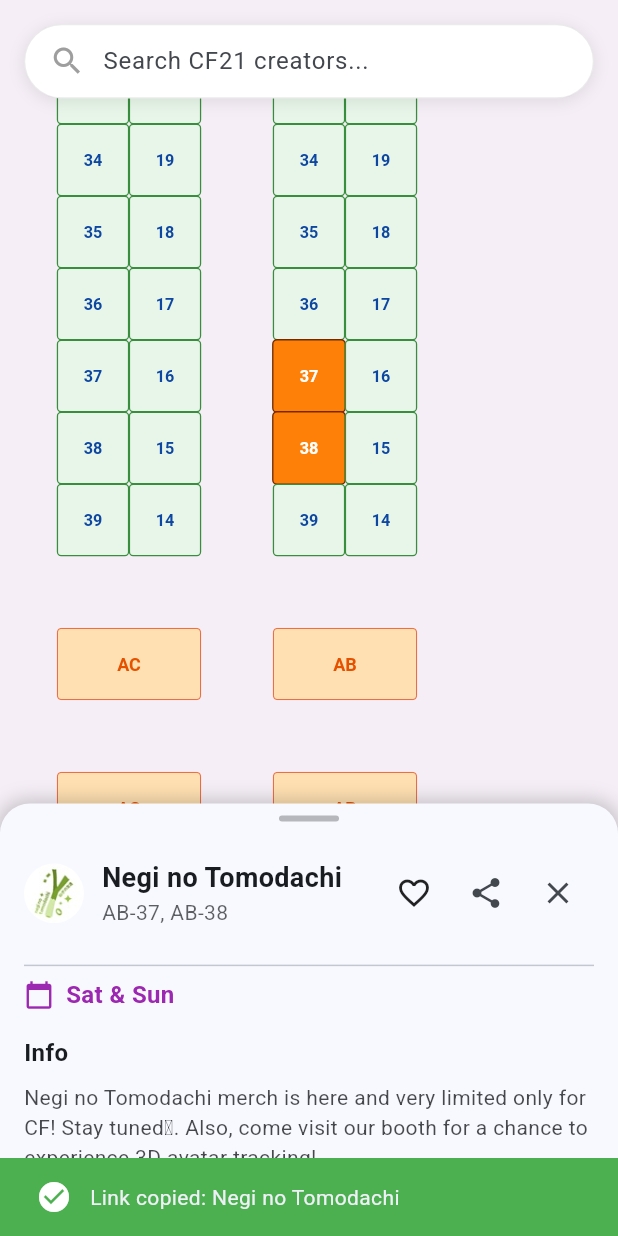
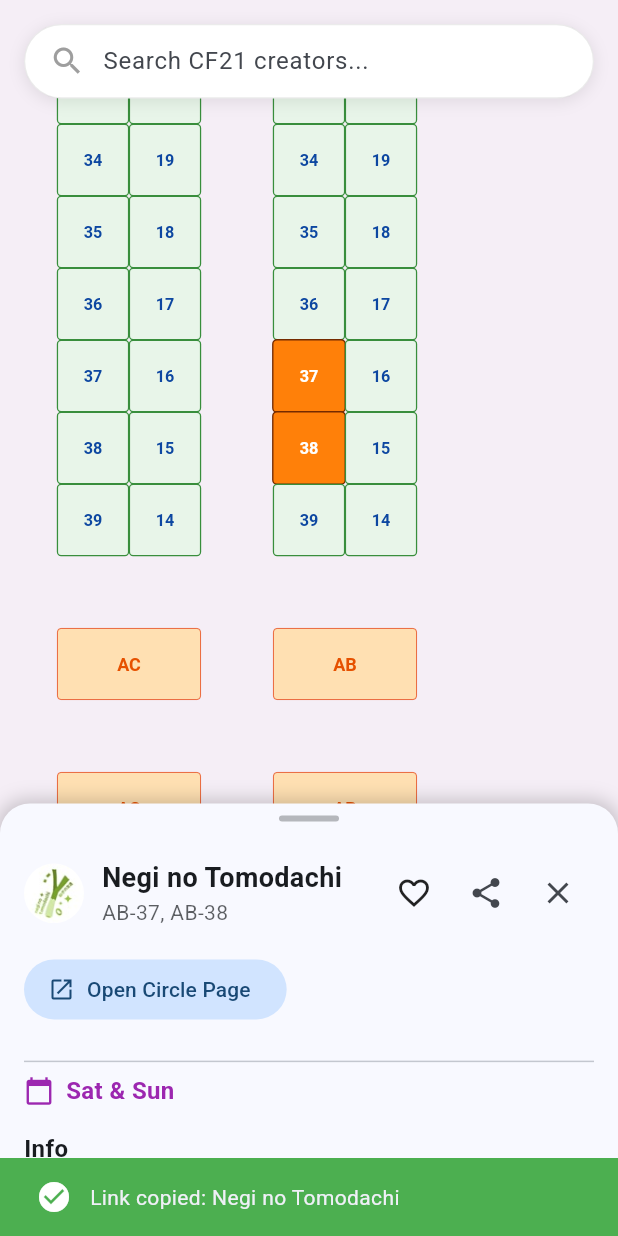
Before and after one commit to mentegago/cf21-map, a Flutter app: the screen it shows after launch, after a tap on "Search CF21 creators...", after a tap on "Negi no Tomodachi", after a tap on the "share" icon, on a phone screen of 412 x 824 dp. Run offline on Flutter 3.47's test engine with Material 3 defaults, Android fonts, the light colour scheme and no system bars; our stand-ins replace flutter_svg, shared_preferences; missing offline and left inert: dart:html; network calls fail.

Commit message:
Add more booth informations, added circle page link

```diff
--- a/lib/models/creator.dart
+++ b/lib/models/creator.dart
@@ -27,26 +27,39 @@ class CreatorUrl {
 }
 
 class Creator {
+  final int id;
+  final String userId;
   final String name;
   final List<String> booths;
   final String day;
   final String? profileImage;
   final List<CreatorInformation> informations;
   final List<CreatorUrl> urls;
+  final List<String> worksType;
+  final List<String> fandoms;
 
   Creator({
+    required this.id,
+    required this.userId,
     required this.name,
     required this.booths,
     required this.day,
     this.profileImage,
     this.informations = const [],
     this.urls = const [],
+    this.worksType = const [],
+    this.fandoms = const [],
   });
 
   factory Creator.fromJson(Map<String, dynamic> json) {
     final infosJson = (json['informations'] as List?) ?? const [];
     final urlsJson = (json['urls'] as List?) ?? const [];
+    final worksTypeJson = (json['works_type'] as List?) ?? const [];
+    final fandomsJson = (json['fandoms'] as List?) ?? const [];
+
     return Creator(
+      id: json['id'] as int,
+      userId: json['user_id'] as String,
       name: json['name'] as String,
       booths: (json['booths'] as List<dynamic>).map((e) => e.toString()).toList(),
       day: json['day'] as String,
@@ -59,6 +72,8 @@ class Creator {
           .whereType<Map<String, dynamic>>()
           .map((e) => CreatorUrl.fromJson(e))
           .toList(),
+      worksType: worksTypeJson.map((e) => e.toString()).toList(),
+      fandoms: fandomsJson.map((e) => e.toString()).toList(),
     );
   }
 
@@ -76,4 +91,8 @@ class Creator {
   }
 
   String get boothsDisplay => booths.join(', ');
+
+  String get worksTypeDisplay => worksType.join(', ');
+
+  String get fandomsDisplay => fandoms.join(', ');
 }
--- a/lib/services/map_parser.dart
+++ b/lib/services/map_parser.dart
@@ -74,7 +74,7 @@ class MapParser {
   }
 
   static Future<List<Creator>> loadCreatorData() async {
-    final jsonString = await rootBundle.loadString('data/creator-data.json');
+    final jsonString = await rootBundle.loadString('data/creator-data-initial.json');
     final dynamic jsonData = json.decode(jsonString);
 
     // Only handle new JSON structure with version and creators array, and sort by name
--- a/lib/widgets/creator_detail_content.dart
+++ b/lib/widgets/creator_detail_content.dart
@@ -73,6 +73,22 @@ class CreatorDetailContent extends StatelessWidget {
           ),
 
           const SizedBox(height: 16),
+
+          ElevatedButton.icon(
+            icon: const Icon(Icons.open_in_new),
+            label: const Text('Open Circle Page'),
+            style: ElevatedButton.styleFrom(
+              backgroundColor: theme.colorScheme.primaryContainer,
+              foregroundColor: theme.colorScheme.onPrimaryContainer,
+              elevation: 0,
+            ),
+            onPressed: () {
+              final url = 'https://catalog.comifuro.net/circle/${creator.id}';
+              launchUrl(Uri.parse(url), mode: LaunchMode.externalApplication);
+            },
+          ),
+
+          const SizedBox(height: 16),
           const Divider(),
 
           // Event day
@@ -129,7 +145,9 @@ class CreatorDetailContent extends StatelessWidget {
               spacing: 8,
               runSpacing: 8,
               children: creator.urls.map((link) {
-                return ActionChip(
+                return Tooltip(
+                  message: link.url,
+                  child: ActionChip(
                     avatar: const Icon(Icons.link, size: 18),
                     label: Text(link.title.isNotEmpty ? link.title : link.url),
                     onPressed: () {
@@ -139,10 +157,59 @@ class CreatorDetailContent extends StatelessWidget {
                     },
                     backgroundColor: theme.colorScheme.primaryContainer,
                     side: BorderSide(color: theme.colorScheme.primary),
+                  ),
                 );
               }).toList(),
             ),
-            const SizedBox(height: 16),
+            const SizedBox(height: 18),
+          ],
+
+          // Fandom
+          if (creator.fandoms.isNotEmpty) ...[
+            Text(
+              'Fandom${creator.fandoms.length > 1 ? 's' : ''}',
+              style: const TextStyle(
+                fontSize: 16,
+                fontWeight: FontWeight.bold,
+              ),
+            ),
+            const SizedBox(height: 12),
+            Wrap(
+              spacing: 8,
+              runSpacing: 8,
+              children: creator.fandoms.map((fandom) {
+                return Chip(
+                  avatar: Icon(Icons.favorite, size: 18, color: theme.colorScheme.primary),
+                  label: Text(fandom),
+                  backgroundColor: theme.colorScheme.surfaceContainerLow,
+                );
+              }).toList(),
+            ),
+            const SizedBox(height: 18),
+          ],
+
+          // Works Type
+          if (creator.worksType.isNotEmpty) ...[
+            Text(
+              'Works Type${creator.worksType.length > 1 ? 's' : ''}',
+              style: const TextStyle(
+                fontSize: 16,
+                fontWeight: FontWeight.bold,
+              ),
+            ),
+            const SizedBox(height: 12),
+            Wrap(
+              spacing: 8,
+              runSpacing: 8,
+              children: creator.worksType.map((worksType) {
+                return Chip(
+                  avatar: Icon(Icons.sell, size: 18, color: theme.colorScheme.primary),
+                  label: Text(worksType),
+                  backgroundColor: theme.colorScheme.surfaceContainerLow,
+                );
+              }).toList(),
+            ),
+            const SizedBox(height: 18),
           ],
 
           // Booths
--- a/pubspec.yaml
+++ b/pubspec.yaml
@@ -27,7 +27,7 @@ flutter:
 
   assets:
     - data/map.json
-    - data/creator-data.json
+    - data/creator-data-initial.json
     - assets/
 
   fonts:
```
Also changed, not shown: data/creator-data-initial.json (renamed from data/creator-data.json). Lines whose indentation alone changed are shown as unchanged.
